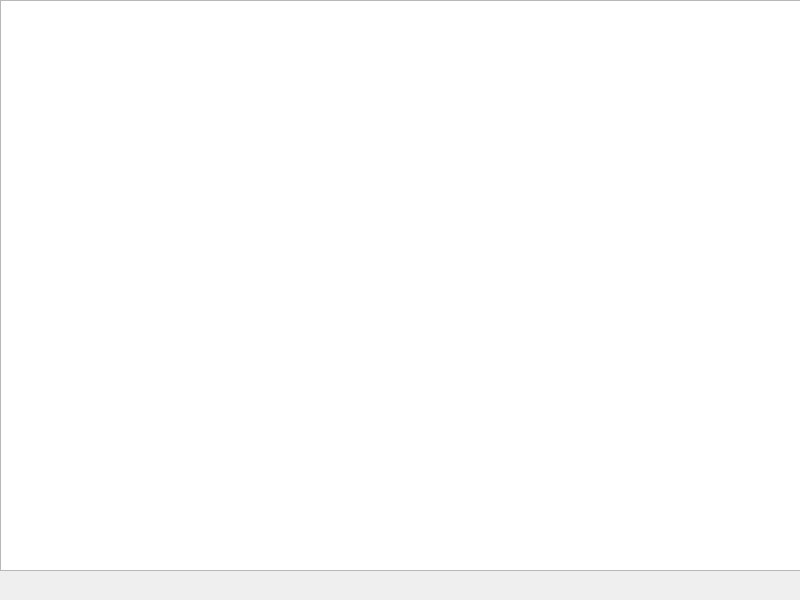
Above: osd/chnwnd.ui from jpcstpj7281/gameseer before the change. Below: the same form after it.
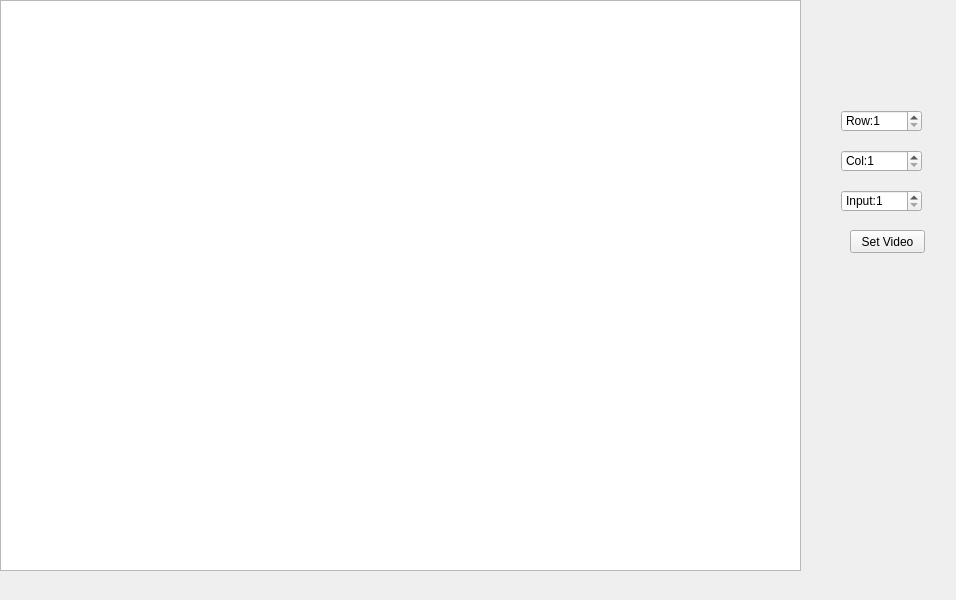
That is the form after the change.

```diff
--- a/osd/chnwnd.ui
+++ b/osd/chnwnd.ui
@@ -6,7 +6,7 @@
    <rect>
     <x>0</x>
     <y>0</y>
-    <width>800</width>
+    <width>956</width>
     <height>600</height>
    </rect>
   </property>
@@ -35,6 +35,76 @@
     </size>
    </property>
   </widget>
+  <widget class="QSpinBox" name="sbChnRow">
+   <property name="geometry">
+    <rect>
+     <x>841</x>
+     <y>110</y>
+     <width>81</width>
+     <height>22</height>
+    </rect>
+   </property>
+   <property name="prefix">
+    <string>Row:</string>
+   </property>
+   <property name="minimum">
+    <number>1</number>
+   </property>
+   <property name="maximum">
+    <number>16</number>
+   </property>
+  </widget>
+  <widget class="QSpinBox" name="sbChnCol">
+   <property name="geometry">
+    <rect>
+     <x>841</x>
+     <y>150</y>
+     <width>81</width>
+     <height>22</height>
+    </rect>
+   </property>
+   <property name="prefix">
+    <string>Col:</string>
+   </property>
+   <property name="minimum">
+    <number>1</number>
+   </property>
+   <property name="maximum">
+    <number>64</number>
+   </property>
+  </widget>
+  <widget class="QSpinBox" name="sbChnInput">
+   <property name="geometry">
+    <rect>
+     <x>841</x>
+     <y>190</y>
+     <width>81</width>
+     <height>22</height>
+    </rect>
+   </property>
+   <property name="prefix">
+    <string>Input:</string>
+   </property>
+   <property name="minimum">
+    <number>1</number>
+   </property>
+   <property name="maximum">
+    <number>6</number>
+   </property>
+  </widget>
+  <widget class="QPushButton" name="pbSetVideo">
+   <property name="geometry">
+    <rect>
+     <x>850</x>
+     <y>230</y>
+     <width>75</width>
+     <height>23</height>
+    </rect>
+   </property>
+   <property name="text">
+    <string>Set Video</string>
+   </property>
+  </widget>
  </widget>
  <resources/>
  <connections/>
```
